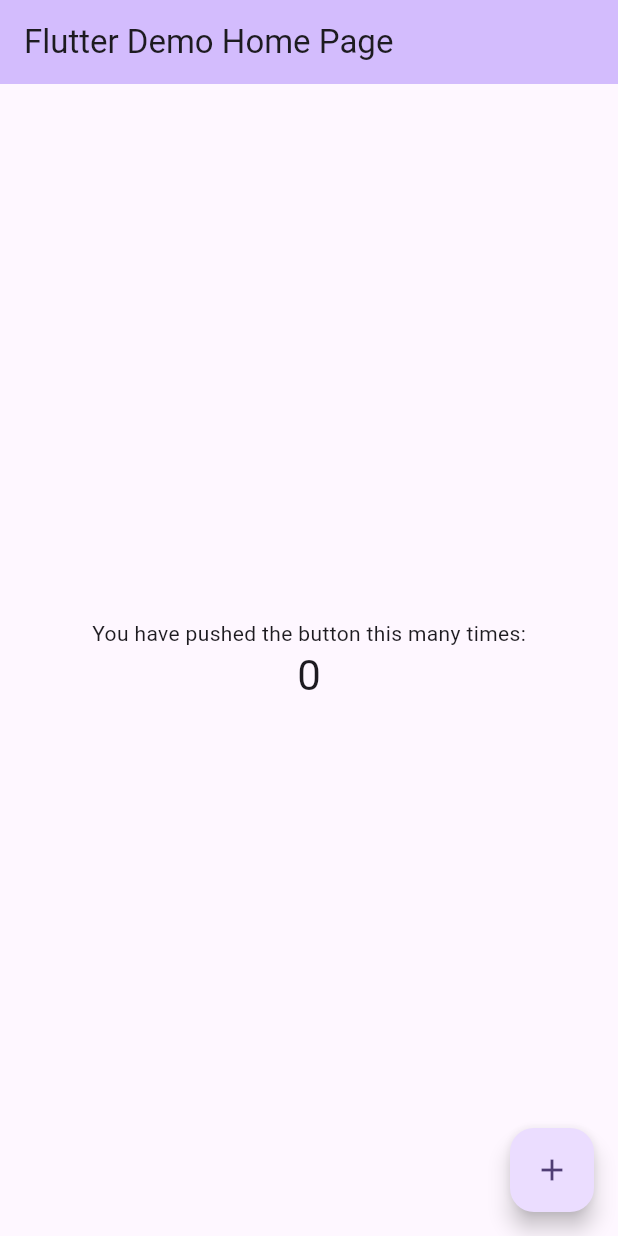
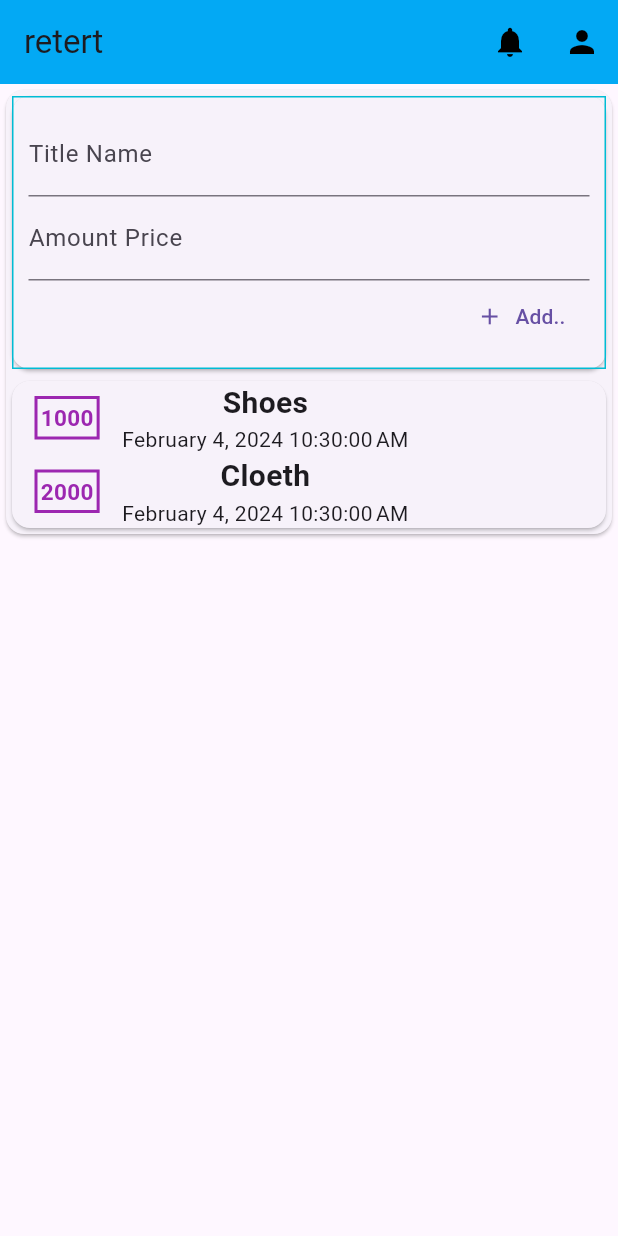
Before and after one commit to SaeedZSH2815/myappflutter, a Flutter app: the screen it shows after launch, on a phone screen of 412 x 824 dp. Run offline on Flutter 3.47's test engine with Material 3 defaults, Android fonts, the phone set to English and light mode, and no system bars.

Commit message:
add transactions

```diff
--- a/lib/main.dart
+++ b/lib/main.dart
@@ -1,125 +1,35 @@
 import 'package:flutter/material.dart';
+import './wigdets/customappbar.dart';
+import './wigdets/new_transaction.dart';
+import './wigdets/user_transaction.dart';
 
 void main() {
-  runApp(const MyApp());
+  runApp(App());
 }
 
-class MyApp extends StatelessWidget {
-  const MyApp({super.key});
+class App extends StatelessWidget {
+  const App({super.key});
 
-  // This widget is the root of your application.
   @override
   Widget build(BuildContext context) {
-    return MaterialApp(
-      title: 'Flutter Demo',
-      theme: ThemeData(
-        // This is the theme of your application.
-        //
-        // TRY THIS: Try running your application with "flutter run". You'll see
-        // the application has a purple toolbar. Then, without quitting the app,
-        // try changing the seedColor in the colorScheme below to Colors.green
-        // and then invoke "hot reload" (save your changes or press the "hot
-        // reload" button in a Flutter-supported IDE, or press "r" if you used
-        // the command line to start the app).
-        //
-        // Notice that the counter didn't reset back to zero; the application
-        // state is not lost during the reload. To reset the state, use hot
-        // restart instead.
-        //
-        // This works for code too, not just values: Most code changes can be
-        // tested with just a hot reload.
-        colorScheme: ColorScheme.fromSeed(seedColor: Colors.deepPurple),
-        useMaterial3: true,
-      ),
-      home: const MyHomePage(title: 'Flutter Demo Home Page'),
+    return const MaterialApp(
+      title: "FirstApp",
+      home: MyHomePage(),
     );
   }
 }
 
-class MyHomePage extends StatefulWidget {
-  const MyHomePage({super.key, required this.title});
-
-  // This widget is the home page of your application. It is stateful, meaning
-  // that it has a State object (defined below) that contains fields that affect
-  // how it looks.
-
-  // This class is the configuration for the state. It holds the values (in this
-  // case the title) provided by the parent (in this case the App widget) and
-  // used by the build method of the State. Fields in a Widget subclass are
-  // always marked "final".
-
-  final String title;
-
-  @override
-  State<MyHomePage> createState() => _MyHomePageState();
-}
-
-class _MyHomePageState extends State<MyHomePage> {
-  int _counter = 0;
-
-  void _incrementCounter() {
-    setState(() {
-      // This call to setState tells the Flutter framework that something has
-      // changed in this State, which causes it to rerun the build method below
-      // so that the display can reflect the updated values. If we changed
-      // _counter without calling setState(), then the build method would not be
-      // called again, and so nothing would appear to happen.
-      _counter++;
-    });
-  }
+class MyHomePage extends StatelessWidget {
+  const MyHomePage({super.key});
 
   @override
   Widget build(BuildContext context) {
-    // This method is rerun every time setState is called, for instance as done
-    // by the _incrementCounter method above.
-    //
-    // The Flutter framework has been optimized to make rerunning build methods
-    // fast, so that you can just rebuild anything that needs updating rather
-    // than having to individually change instances of widgets.
     return Scaffold(
-      appBar: AppBar(
-        // TRY THIS: Try changing the color here to a specific color (to
-        // Colors.amber, perhaps?) and trigger a hot reload to see the AppBar
-        // change color while the other colors stay the same.
-        backgroundColor: Theme.of(context).colorScheme.inversePrimary,
-        // Here we take the value from the MyHomePage object that was created by
-        // the App.build method, and use it to set our appbar title.
-        title: Text(widget.title),
-      ),
-      body: Center(
-        // Center is a layout widget. It takes a single child and positions it
-        // in the middle of the parent.
-        child: Column(
-          // Column is also a layout widget. It takes a list of children and
-          // arranges them vertically. By default, it sizes itself to fit its
-          // children horizontally, and tries to be as tall as its parent.
-          //
-          // Column has various properties to control how it sizes itself and
-          // how it positions its children. Here we use mainAxisAlignment to
-          // center the children vertically; the main axis here is the vertical
-          // axis because Columns are vertical (the cross axis would be
-          // horizontal).
-          //
-          // TRY THIS: Invoke "debug painting" (choose the "Toggle Debug Paint"
-          // action in the IDE, or press "p" in the console), to see the
-          // wireframe for each widget.
-          mainAxisAlignment: MainAxisAlignment.center,
-          children: <Widget>[
-            const Text(
-              'You have pushed the button this many times:',
-            ),
-            Text(
-              '$_counter',
-              style: Theme.of(context).textTheme.headlineMedium,
-            ),
-          ],
-        ),
-      ),
-      floatingActionButton: FloatingActionButton(
-        onPressed: _incrementCounter,
-        tooltip: 'Increment',
-        child: const Icon(Icons.add),
-      ), // This trailing comma makes auto-formatting nicer for build methods.
+      appBar: AppBars("retert"),
+      body: const Column(
+          mainAxisAlignment: MainAxisAlignment.start,
+          crossAxisAlignment: CrossAxisAlignment.stretch,
+          children: <Widget>[UserTransaction()]),
     );
   }
 }
--- /dev/null
+++ b/lib/models/treansaction.dart
@@ -0,0 +1,12 @@
+class Transaction {
+  final int tId;
+  final String tTitle;
+  final int tAmount;
+  final DateTime tDate;
+
+  Transaction(
+      {required this.tId,
+      required this.tTitle,
+      required this.tAmount,
+      required this.tDate});
+}
--- /dev/null
+++ b/lib/wigdets/customappbar.dart
@@ -0,0 +1,49 @@
+import 'package:flutter/material.dart';
+
+class CustomAppBar extends AppBar {
+  CustomAppBar({super.key})
+      : super(
+          iconTheme: const IconThemeData(
+            color: Colors.black, //change your color here
+          ),
+          backgroundColor: Colors.white,
+          title: const Text("_title"),
+          elevation: 0.0,
+          automaticallyImplyLeading: false,
+          actions: <Widget>[
+            IconButton(
+              icon: const Icon(Icons.notifications),
+              onPressed: () => {},
+            ),
+            IconButton(
+              icon: const Icon(Icons.person),
+              onPressed: () => {null},
+            ),
+          ],
+        );
+}
+
+// ignore: must_be_immutable
+class AppBars extends AppBar {
+  String cltitle;
+  AppBars(this.cltitle, {super.key})
+      : super(
+          iconTheme: const IconThemeData(
+            color: Colors.black, //change your color here
+          ),
+          backgroundColor: Colors.lightBlue,
+          title: Text(cltitle),
+          elevation: 0.0,
+          automaticallyImplyLeading: false,
+          actions: <Widget>[
+            IconButton(
+              icon: const Icon(Icons.notifications),
+              onPressed: () => {},
+            ),
+            IconButton(
+              icon: const Icon(Icons.person),
+              onPressed: () => {null},
+            ),
+          ],
+        );
+}
--- /dev/null
+++ b/lib/wigdets/new_transaction.dart
@@ -0,0 +1,41 @@
+import 'package:flutter/material.dart';
+
+class NewTransaction extends StatelessWidget {
+  final TextEditingController titleCtrl = TextEditingController();
+  final TextEditingController amountCtrl = TextEditingController();
+  final Function addTx;
+  NewTransaction({super.key, required this.addTx});
+
+  // NewTransaction({super.key});
+
+  @override
+  Widget build(BuildContext context) {
+    return Card(
+      child: Container(
+          decoration:
+              BoxDecoration(border: Border.all(width: 1, color: Colors.cyan)),
+          padding: const EdgeInsets.all(10),
+          child: Column(
+            children: [
+              TextField(
+                decoration: const InputDecoration(labelText: "Title Name"),
+                controller: titleCtrl,
+              ),
+              TextField(
+                decoration: const InputDecoration(labelText: "Amount Price"),
+                controller: amountCtrl,
+              ),
+              Align(
+                alignment: Alignment.topRight,
+                child: TextButton.icon(
+                    onPressed: () {
+                      addTx(titleCtrl.text, int.parse(amountCtrl.text));
+                    },
+                    icon: const Icon(Icons.add),
+                    label: const Text("Add..")),
+              )
+            ],
+          )),
+    );
+  }
+}
--- /dev/null
+++ b/lib/wigdets/transactionlist.dart
@@ -0,0 +1,43 @@
+import 'package:flutter/material.dart';
+import '../models/treansaction.dart';
+import 'package:intl/intl.dart';
+
+class TransactionList extends StatelessWidget {
+  final List<Transaction> userTransList;
+
+  @override
+  Widget build(BuildContext context) {
+    return Card(
+        child: Column(
+      children: userTransList.map((e) {
+        return Row(
+          children: [
+            Container(
+              margin: const EdgeInsets.symmetric(horizontal: 15, vertical: 10),
+              padding: const EdgeInsets.all(2),
+              decoration: BoxDecoration(
+                  border: Border.all(color: Colors.purple, width: 2)),
+              child: Text(e.tAmount.toString(),
+                  style: const TextStyle(
+                      fontWeight: FontWeight.bold,
+                      fontSize: 15,
+                      color: Colors.purple)),
+            ),
+            Column(
+              children: [
+                Text(
+                  e.tTitle,
+                  style: const TextStyle(
+                      fontSize: 20, fontWeight: FontWeight.bold),
+                ),
+                Text(DateFormat().format(e.tDate))
+              ],
+            )
+          ],
+        );
+      }).toList(),
+    ));
+  }
+
+  TransactionList({super.key, required this.userTransList});
+}
--- /dev/null
+++ b/lib/wigdets/user_transaction.dart
@@ -0,0 +1,40 @@
+import 'package:flutter/material.dart';
+import '../models/treansaction.dart';
+import '../wigdets/transactionlist.dart';
+import '../wigdets/new_transaction.dart';
+
+class UserTransaction extends StatefulWidget {
+  const UserTransaction({super.key});
+
+  @override
+  State<UserTransaction> createState() => _UserTransactionState();
+}
+
+class _UserTransactionState extends State<UserTransaction> {
+  final List<Transaction> translist = [
+    Transaction(tId: 1, tTitle: "Shoes", tAmount: 1000, tDate: DateTime.now()),
+    Transaction(tId: 2, tTitle: "Cloeth", tAmount: 2000, tDate: DateTime.now())
+  ];
+
+  void addNewTrans(String clTitle, int clAmount) {
+    setState(() {
+      Transaction value = Transaction(
+          tId: DateTime.now().millisecond,
+          tTitle: clTitle,
+          tAmount: clAmount,
+          tDate: DateTime.now());
+      translist.add(value);
+    });
+  }
+
+  @override
+  Widget build(BuildContext context) {
+    return Card(
+        child: Column(
+      children: [
+        NewTransaction(addTx: addNewTrans),
+        TransactionList(userTransList: translist)
+      ],
+    ));
+  }
+}
--- a/pubspec.yaml
+++ b/pubspec.yaml
@@ -35,6 +35,7 @@ dependencies:
   # The following adds the Cupertino Icons font to your application.
   # Use with the CupertinoIcons class for iOS style icons.
   cupertino_icons: ^1.0.2
+  intl: ^0.19.0
 
 dev_dependencies:
   flutter_test:
```
Also changed, not shown: pubspec.lock.
